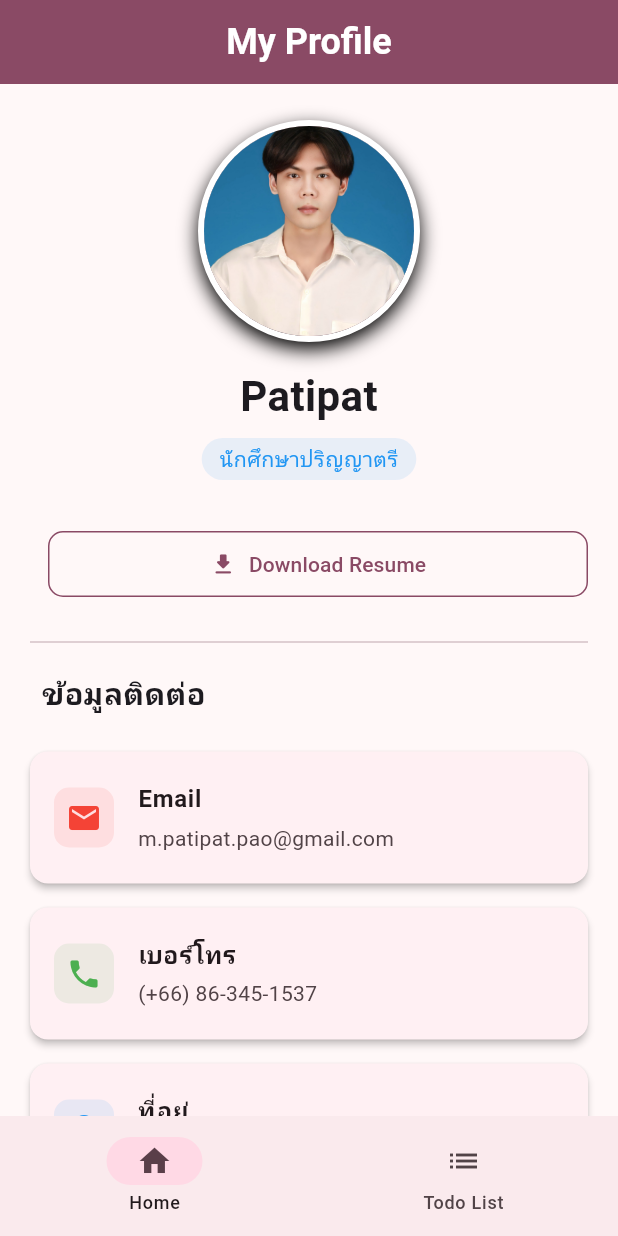
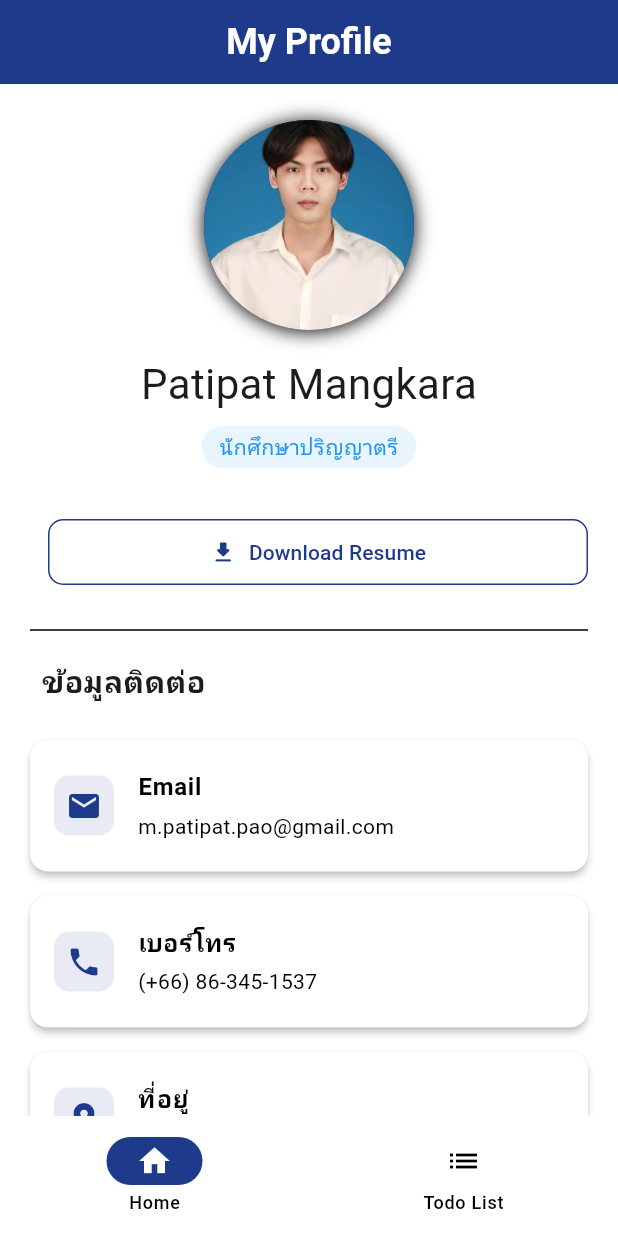
Before and after one commit to Patiz-pao/flutter-learning, a Flutter app: the screen it shows after launch, on a phone screen of 412 x 824 dp. Run offline on Flutter 3.47's test engine with Material 3 defaults, Android fonts, the phone set to English and light mode, and no system bars; our stand-ins replace google_fonts; Roboto replaces fonts that are missing (Kanit).

Commit message:
design page profile

```diff
--- a/lib/main.dart
+++ b/lib/main.dart
@@ -17,10 +17,24 @@ class MyApp extends StatelessWidget {
       title: "Todo List App",
       theme: ThemeData(
         useMaterial3: true,
-        colorScheme: ColorScheme.fromSeed(
-          seedColor: const Color.fromARGB(255, 255, 0, 157),
-          brightness: Brightness.light,
+        colorScheme: ColorScheme.light(
+          primary: const Color.fromARGB(255, 30, 58, 138), // น้ำเงินเข้ม
+          secondary: const Color.fromARGB(255, 30, 58, 138), // น้ำเงินเข้ม
+          surface: const Color.fromARGB(
+            255,
+            255,
+            255,
+            255,
+          ), // พื้นหลังของวัสดุต่างๆ
+          background: const Color(0xFFE0E7FF), // สีพื้นหลังของแอป (สีฟ้าสว่าง)
+          error: const Color(0xFFB00020), // สีของข้อความหรือปุ่มผิดพลาด
+          onPrimary: Colors.white, // สีของข้อความบนพื้นหลัง primary
+          onSecondary: Colors.white, // สีของข้อความบนพื้นหลัง secondary
+          onSurface: Colors.black, // สีของข้อความบนพื้นหลัง surface
+          onBackground: Colors.black, // สีของข้อความบนพื้นหลัง background
+          onError: Colors.white, // สีของข้อความบนพื้นหลัง error
         ),
+
         textTheme: GoogleFonts.kanitTextTheme(Theme.of(context).textTheme),
         appBarTheme: AppBarTheme(
           elevation: 0,
@@ -52,10 +66,7 @@ class _MainScreenState extends State<MainScreen> {
   @override
   Widget build(BuildContext context) {
     return Scaffold(
-      body: <Widget>[
-        const HomePage(),
-        const TodoList(),
-      ][currentPageIndex],
+      body: <Widget>[const HomePage(), const TodoList()][currentPageIndex],
       bottomNavigationBar: NavigationBar(
         onDestinationSelected: (int index) {
           setState(() {
@@ -65,10 +76,7 @@ class _MainScreenState extends State<MainScreen> {
         selectedIndex: currentPageIndex,
         destinations: const <Widget>[
           NavigationDestination(
-            selectedIcon: Badge(
-              isLabelVisible: false,
-              child: Icon(Icons.home),
-            ),
+            selectedIcon: Badge(isLabelVisible: false, child: Icon(Icons.home)),
             icon: Badge(
               isLabelVisible: false,
               child: Icon(Icons.home_outlined),
@@ -76,14 +84,8 @@ class _MainScreenState extends State<MainScreen> {
             label: 'Home',
           ),
           NavigationDestination(
-            selectedIcon: Badge(
-              isLabelVisible: false,
-              child: Icon(Icons.list),
-            ),
-            icon: Badge(
-              isLabelVisible: false,
-              child: Icon(Icons.list),
-            ),
+            selectedIcon: Badge(isLabelVisible: false, child: Icon(Icons.list)),
+            icon: Badge(isLabelVisible: false, child: Icon(Icons.list)),
             label: 'Todo List',
           ),
         ],
--- a/lib/pages/home.dart
+++ b/lib/pages/home.dart
@@ -22,12 +22,11 @@ class HomePage extends StatelessWidget {
                   Container(
                     decoration: BoxDecoration(
                       shape: BoxShape.circle,
-                      border: Border.all(color: Colors.white, width: 4.0),
                       boxShadow: [
                         BoxShadow(
                           color: Colors.black.withValues(),
                           blurRadius: 10,
-                          offset: const Offset(0, 5),
+                          offset: const Offset(0, 1),
                         ),
                       ],
                     ),
@@ -41,8 +40,8 @@ class HomePage extends StatelessWidget {
 
                   // ชื่อ
                   const Text(
-                    'Patipat',
-                    style: TextStyle(fontSize: 28, fontWeight: FontWeight.bold),
+                    'Patipat Mangkara',
+                    style: TextStyle(fontSize: 28),
                   ),
 
                   const SizedBox(height: 8),
@@ -59,17 +58,13 @@ class HomePage extends StatelessWidget {
                     ),
                     child: const Text(
                       'นักศึกษาปริญญาตรี',
-                      style: TextStyle(
-                        color: Colors.blue,
-                        fontWeight: FontWeight.w500,
-                      ),
+                      style: TextStyle(color: Colors.blue),
                     ),
                   ),
                 ],
               ),
             ),
 
-            // ปุ่มแสดงผล
             Padding(
               padding: const EdgeInsets.symmetric(horizontal: 20, vertical: 8),
               child: Row(
@@ -88,12 +83,8 @@ class HomePage extends StatelessWidget {
                           borderRadius: BorderRadius.circular(10),
                         ),
                       ),
-                      onPressed: () {
-                        // TODO: Implement file download functionality
-                        // You'll need to:
-                        // 1. Add url_launcher package to pubspec.yaml
-                        // 2. Import 'package:url_launcher/url_launcher.dart'
-                        // 3. Add the actual file URL and launch it
+                      onPressed: () async {
+
                       },
                     ),
                   ),
@@ -126,25 +117,25 @@ class HomePage extends StatelessWidget {
                     'Email',
                     'm.patipat.pao@gmail.com',
                     Icons.email,
-                    Colors.red,
+                    Theme.of(context).colorScheme.primary,
                   ),
                   _buildInfoCard(
                     'เบอร์โทร',
                     '(+66) 86-345-1537',
                     Icons.phone,
-                    Colors.green,
+                    Theme.of(context).colorScheme.primary,
                   ),
                   _buildInfoCard(
                     'ที่อยู่',
                     'Bangkok, Thailand',
                     Icons.location_on,
-                    Colors.blue,
+                    Theme.of(context).colorScheme.primary,
                   ),
                   _buildInfoCard(
                     'อาชีพ',
                     'นักศึกษาปริญญาตรี',
                     Icons.work,
-                    Colors.orange,
+                    Theme.of(context).colorScheme.primary,
                   ),
                 ],
               ),
@@ -158,23 +149,62 @@ class HomePage extends StatelessWidget {
               child: Column(
                 crossAxisAlignment: CrossAxisAlignment.start,
                 children: [
-                  const Padding(
-                    padding: EdgeInsets.only(left: 8, bottom: 16),
-                    child: Text(
-                      'ทักษะและความสามารถ',
-                      style: TextStyle(
-                        fontSize: 20,
-                        fontWeight: FontWeight.bold,
+                  // Programming Languages
+                  const SizedBox(height: 12),
+                  Text(
+                    'Programming Languages',
+                    style: TextStyle(fontSize: 18, fontWeight: FontWeight.bold),
                   ),
+                  const SizedBox(height: 12),
+                  _buildSkillBadges('Java', 0.85, Colors.green),
+                  const SizedBox(height: 12),
+                  _buildSkillBadges('Python', 0.80, Colors.green),
+                  const SizedBox(height: 12),
+                  _buildSkillBadges('TypeScript', 0.75, Colors.green),
+                  const SizedBox(height: 12),
+                  _buildSkillBadges('JavaScript', 0.75, Colors.green),
+                  const SizedBox(height: 12),
+                  _buildSkillBadges('Kotlin', 0.70, Colors.purple),
+                  const SizedBox(height: 12),
+                  _buildSkillBadges('C/C++', 0.65, Colors.blue),
+                  const SizedBox(height: 12),
+                  _buildSkillBadges('C#', 0.60, Colors.blue),
+
+                  const SizedBox(height: 12),
+                  // Frontend
+                  Text(
+                    'Frontend',
+                    style: TextStyle(fontSize: 18, fontWeight: FontWeight.bold),
                   ),
+                  const SizedBox(height: 12),
+                  _buildSkillBadges('React', 0.80, Colors.green),
+                  const SizedBox(height: 12),
+                  _buildSkillBadges('Next.js', 0.75, Colors.green),
+                  const SizedBox(height: 12),
+                  _buildSkillBadges('Tailwind CSS', 0.85, Colors.green),
+                  const SizedBox(height: 12),
+                  _buildSkillBadges('HTML/CSS', 0.90, Colors.orange),
+
+                  const SizedBox(height: 12),
+                  // Backend & Database
+                  Text(
+                    'Backend & Database',
+                    style: TextStyle(fontSize: 18, fontWeight: FontWeight.bold),
                   ),
-                  _buildSkillBar('Flutter', 0.85, Colors.blue),
                   const SizedBox(height: 12),
-                  _buildSkillBar('Dart', 0.80, Colors.teal),
+                  _buildSkillBadges('Spring Boot', 0.75, Colors.green),
                   const SizedBox(height: 12),
-                  _buildSkillBar('Firebase', 0.75, Colors.amber),
+                  _buildSkillBadges('MySQL', 0.80, Colors.green),
                   const SizedBox(height: 12),
-                  _buildSkillBar('UI/UX Design', 0.70, Colors.purple),
+
+                  const SizedBox(height: 12),
+                  // Version Control
+                  Text(
+                    'Version Control',
+                    style: TextStyle(fontSize: 18, fontWeight: FontWeight.bold),
+                  ),
+                  const SizedBox(height: 12),
+                  _buildSkillBadges('Git/GitHub', 0.85, Colors.green),
                 ],
               ),
             ),
@@ -216,46 +246,58 @@ class HomePage extends StatelessWidget {
     );
   }
 
-  // แสดงแถบทักษะ
-  Widget _buildSkillBar(String skill, double level, Color color) {
-    return Column(
-      crossAxisAlignment: CrossAxisAlignment.start,
+  Widget _buildSkillBadges(String skill, double level, Color color) {
+    String levelText;
+
+    if (level >= 0.9) {
+      levelText = "Expert";
+    } else if (level >= 0.75) {
+      levelText = "Advanced";
+    } else if (level >= 0.6) {
+      levelText = "Intermediate";
+    } else {
+      levelText = "Beginner";
+    }
+
+    return Padding(
+      padding: const EdgeInsets.symmetric(vertical: 5),
+      child: Row(
         children: [
-        Row(
-          mainAxisAlignment: MainAxisAlignment.spaceBetween,
+          Expanded(
+            child: Text(
+              skill,
+              style: const TextStyle(fontWeight: FontWeight.w500, fontSize: 16),
+            ),
+          ),
+          Expanded(
+            child: Container(
+              padding: const EdgeInsets.symmetric(horizontal: 12, vertical: 6),
+              decoration: BoxDecoration(
+                color: color.withOpacity(0.1),
+                borderRadius: BorderRadius.circular(16),
+                border: Border.all(color: color.withOpacity(0.3)),
+              ),
+              child: Center(
+                child: Row(
+                  mainAxisSize: MainAxisSize.min,
                   children: [
-            Text(skill, style: const TextStyle(fontWeight: FontWeight.w500)),
+                    Icon(Icons.verified, color: color, size: 16),
+                    const SizedBox(width: 4),
                     Text(
-              '${(level * 100).toInt()}%',
-              style: TextStyle(fontWeight: FontWeight.w500, color: color),
+                      levelText,
+                      style: TextStyle(
+                        color: color,
+                        fontWeight: FontWeight.bold,
+                        fontSize: 14,
+                      ),
                     ),
                   ],
                 ),
-        const SizedBox(height: 6),
-        Stack(
-          children: [
-            Container(
-              height: 10,
-              decoration: BoxDecoration(
-                color: Colors.grey.shade200,
-                borderRadius: BorderRadius.circular(5),
-              ),
-            ),
-            FractionallySizedBox(
-              widthFactor: level,
-              child: Container(
-                height: 10,
-                decoration: BoxDecoration(
-                  gradient: LinearGradient(
-                    colors: [color.withOpacity(0.7), color],
-                  ),
-                  borderRadius: BorderRadius.circular(5),
               ),
             ),
           ),
         ],
       ),
-      ],
     );
   }
 }
--- a/pubspec.yaml
+++ b/pubspec.yaml
@@ -39,6 +39,7 @@ dependencies:
   http: ^1.3.0
   logger: ^2.0.2
   cached_network_image: ^3.2.0
+  url_launcher: ^6.3.1
 
 dev_dependencies:
   flutter_test:
@@ -59,6 +60,7 @@ flutter:
 
   assets:
     - assets/images/
+    - assets/images/ITResume.pdf
 
   # The following line ensures that the Material Icons font is
   # included with your application, so that you can use the icons in
```
Also changed, not shown: pubspec.lock, 6 other files. Lines whose indentation alone changed are shown as unchanged.
